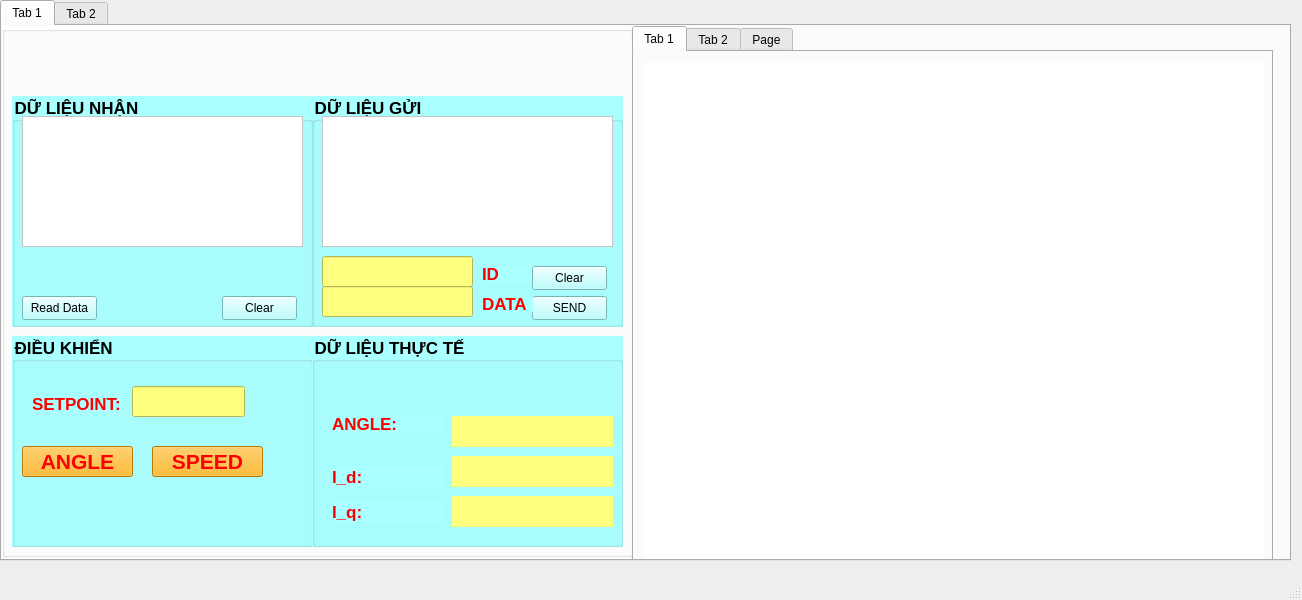
Before: the Qt Designer form mainwindow.ui in Phong1908/CANOPEN, drawn with Qt 5.
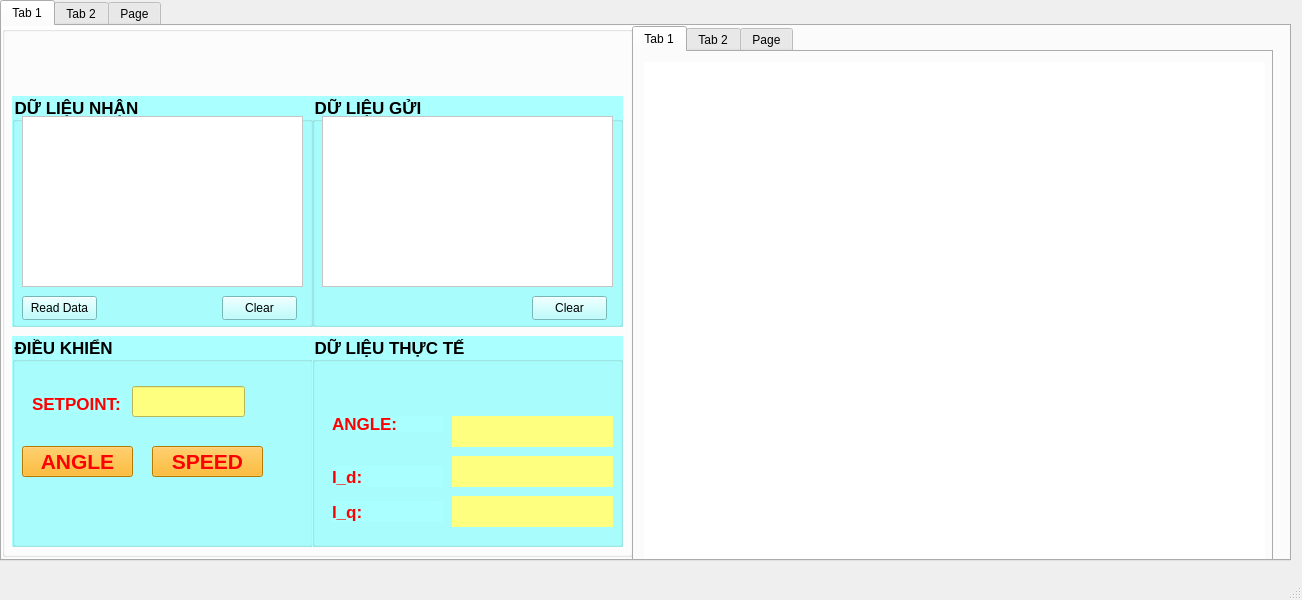
After: the same form once the commit is applied. The open tabs and pages were chosen to show the change. Custom widgets are drawn as their Qt base class.

```diff
--- a/mainwindow.ui
+++ b/mainwindow.ui
@@ -404,113 +404,18 @@
           <x>10</x>
           <y>20</y>
           <width>291</width>
-          <height>131</height>
+          <height>171</height>
          </rect>
         </property>
         <property name="styleSheet">
          <string notr="true">background-color: rgb(255, 255, 255);</string>
         </property>
        </widget>
-       <widget class="QLineEdit" name="lineEdit_CAN_Data">
-        <property name="geometry">
-         <rect>
-          <x>10</x>
-          <y>190</y>
-          <width>151</width>
-          <height>31</height>
-         </rect>
-        </property>
-        <property name="font">
-         <font>
-          <pointsize>10</pointsize>
-          <bold>true</bold>
-         </font>
-        </property>
-        <property name="styleSheet">
-         <string notr="true">background-color: rgb(255, 255, 127);</string>
-        </property>
-       </widget>
-       <widget class="QPushButton" name="pushButton_Send">
-        <property name="geometry">
-         <rect>
-          <x>220</x>
-          <y>200</y>
-          <width>75</width>
-          <height>24</height>
-         </rect>
-        </property>
-        <property name="text">
-         <string>SEND</string>
-        </property>
-       </widget>
-       <widget class="QLineEdit" name="lineEdit_CAN_ID">
-        <property name="geometry">
-         <rect>
-          <x>10</x>
-          <y>160</y>
-          <width>151</width>
-          <height>31</height>
-         </rect>
-        </property>
-        <property name="font">
-         <font>
-          <pointsize>10</pointsize>
-          <bold>true</bold>
-         </font>
-        </property>
-        <property name="styleSheet">
-         <string notr="true">background-color: rgb(255, 255, 127);</string>
-        </property>
-       </widget>
-       <widget class="QLabel" name="label_6">
-        <property name="geometry">
-         <rect>
-          <x>170</x>
-          <y>170</y>
-          <width>51</width>
-          <height>16</height>
-         </rect>
-        </property>
-        <property name="font">
-         <font>
-          <pointsize>13</pointsize>
-          <bold>true</bold>
-         </font>
-        </property>
-        <property name="styleSheet">
-         <string notr="true">color: rgb(255, 0, 0);</string>
-        </property>
-        <property name="text">
-         <string>ID</string>
-        </property>
-       </widget>
-       <widget class="QLabel" name="label_7">
-        <property name="geometry">
-         <rect>
-          <x>170</x>
-          <y>200</y>
-          <width>51</width>
-          <height>16</height>
-         </rect>
-        </property>
-        <property name="font">
-         <font>
-          <pointsize>13</pointsize>
-          <bold>true</bold>
-         </font>
-        </property>
-        <property name="styleSheet">
-         <string notr="true">color: rgb(255, 0, 0);</string>
-        </property>
-        <property name="text">
-         <string>DATA</string>
-        </property>
-       </widget>
        <widget class="QPushButton" name="pushButton_clear_sent">
         <property name="geometry">
          <rect>
           <x>220</x>
-          <y>170</y>
+          <y>200</y>
           <width>75</width>
           <height>24</height>
          </rect>
@@ -548,7 +453,7 @@
           <x>10</x>
           <y>20</y>
           <width>281</width>
-          <height>131</height>
+          <height>171</height>
          </rect>
         </property>
         <property name="styleSheet">
@@ -802,6 +707,81 @@
       </column>
      </widget>
     </widget>
+    <widget class="QWidget" name="tab">
+     <attribute name="title">
+      <string>Page</string>
+     </attribute>
+     <widget class="QTableWidget" name="tableWidget">
+      <property name="geometry">
+       <rect>
+        <x>0</x>
+        <y>0</y>
+        <width>801</width>
+        <height>511</height>
+       </rect>
+      </property>
+      <column>
+       <property name="text">
+        <string>Name</string>
+       </property>
+       <property name="font">
+        <font>
+         <family>Times New Roman</family>
+         <pointsize>13</pointsize>
+         <bold>true</bold>
+        </font>
+       </property>
+      </column>
+      <column>
+       <property name="text">
+        <string>Index</string>
+       </property>
+       <property name="font">
+        <font>
+         <family>Times New Roman</family>
+         <pointsize>13</pointsize>
+         <bold>true</bold>
+        </font>
+       </property>
+      </column>
+      <column>
+       <property name="text">
+        <string>Subindex</string>
+       </property>
+       <property name="font">
+        <font>
+         <family>Times New Roman</family>
+         <pointsize>13</pointsize>
+         <bold>true</bold>
+        </font>
+       </property>
+      </column>
+      <column>
+       <property name="text">
+        <string>Type</string>
+       </property>
+       <property name="font">
+        <font>
+         <family>Times New Roman</family>
+         <pointsize>13</pointsize>
+         <bold>true</bold>
+        </font>
+       </property>
+      </column>
+      <column>
+       <property name="text">
+        <string>Data</string>
+       </property>
+       <property name="font">
+        <font>
+         <family>Times New Roman</family>
+         <pointsize>13</pointsize>
+         <bold>true</bold>
+        </font>
+       </property>
+      </column>
+     </widget>
+    </widget>
    </widget>
   </widget>
   <widget class="QMenuBar" name="menubar">
```
Left out of the diff: 18 changed lines with no effect on the pictures.
